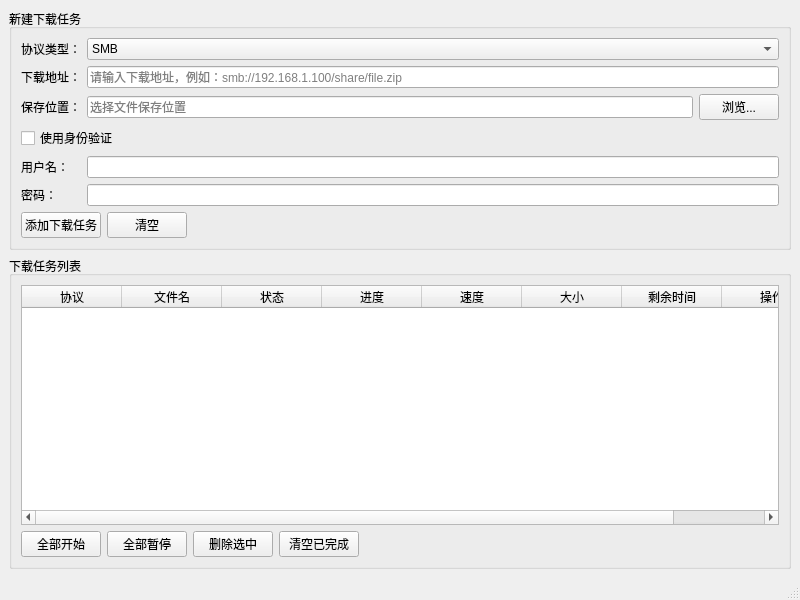
The window that src/mainwindow.ui (SwartzMss/DownloadAssistant) describes before a commit, drawn with Qt 5.
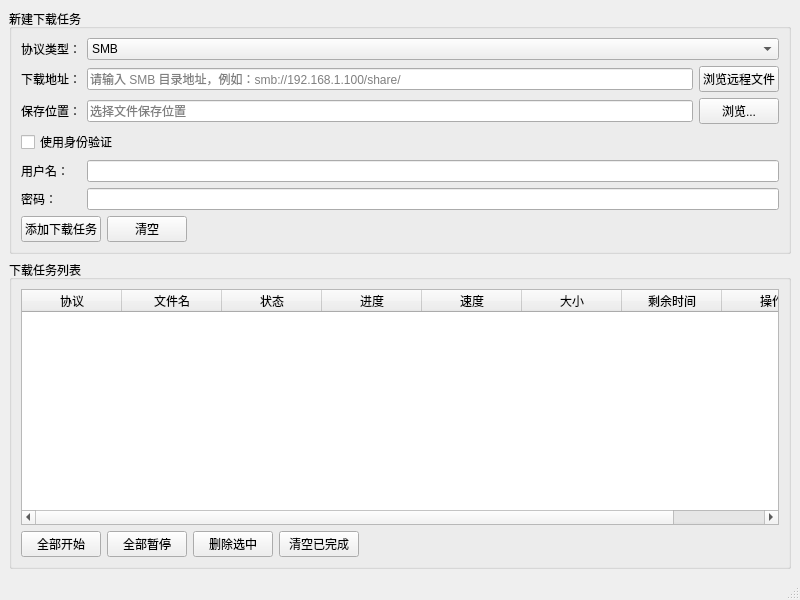
The same window after the commit.

```diff
--- a/src/mainwindow.ui
+++ b/src/mainwindow.ui
@@ -50,11 +50,22 @@
         </widget>
        </item>
        <item row="1" column="1">
+        <layout class="QHBoxLayout" name="urlBrowseLayout">
+         <item>
         <widget class="QLineEdit" name="urlEdit">
          <property name="placeholderText">
-          <string>请输入下载地址，例如：smb://192.168.1.100/share/file.zip</string>
-         </property>
-        </widget>
+            <string>请输入 SMB 目录地址，例如：smb://192.168.1.100/share/</string>
+           </property>
+          </widget>
+         </item>
+         <item>
+          <widget class="QPushButton" name="browseSmbButton">
+           <property name="text">
+            <string>浏览远程文件</string>
+           </property>
+          </widget>
+         </item>
+        </layout>
        </item>
        <item row="2" column="0">
         <widget class="QLabel" name="label_2">
```
Lines whose indentation alone changed are shown as unchanged.
